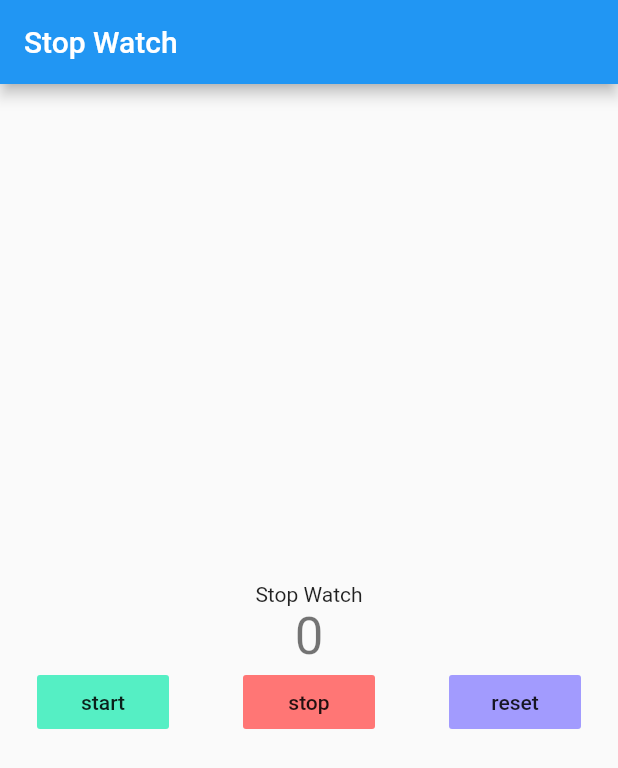
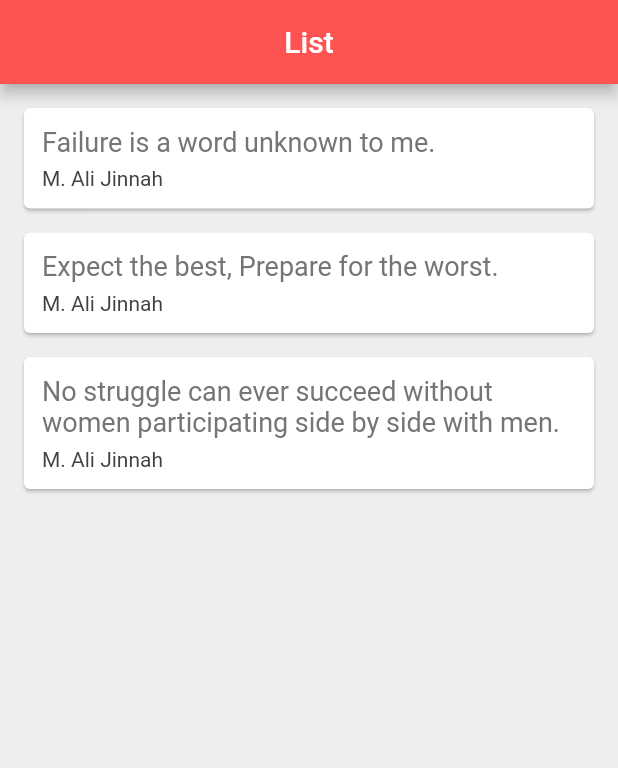
Before and after one commit to hafizmuhammadshoaib/Flutter_Learning, a Flutter app: the screen it shows after launch, on a phone screen of 412 x 824 dp. Shown: the top 768 px of the screen. Run offline on Flutter 3.47's test engine with Material 2 defaults, Android fonts, the phone set to English and light mode, and no system bars.

Commit message:
reusabale widget

```diff
--- a/lib/main.dart
+++ b/lib/main.dart
@@ -1,148 +1,43 @@
-import 'dart:async';
-
+import 'package:first_project/qoute.dart';
+import 'package:first_project/quote_card.dart';
 import 'package:flutter/material.dart';
 
-void main() => runApp(MyApp());
+void main() => runApp(MaterialApp(
+      home: DataList(),
+    ));
 
-class MyApp extends StatelessWidget {
-  // This widget is the root of your application.
+class DataList extends StatefulWidget {
+  @override
+  _DataList createState() => _DataList();
+}
+
+class _DataList extends State<DataList> {
+  List<Quote> data = [
+    Quote(text: "Failure is a word unknown to me.", author: "M. Ali Jinnah"),
+    Quote(
+        text: "Expect the best, Prepare for the worst.",
+        author: "M. Ali Jinnah"),
+    Quote(
+        text:
+            "No struggle can ever succeed without women participating side by side with men.",
+        author: "M. Ali Jinnah"),
+  ];
+
   @override
   Widget build(BuildContext context) {
-    return MaterialApp(
-      title: 'Flutter Demo',
-      theme: ThemeData(
-        // This is the theme of your application.
-        //
-        // Try running your application with "flutter run". You'll see the
-        // application has a blue toolbar. Then, without quitting the app, try
-        // changing the primarySwatch below to Colors.green and then invoke
-        // "hot reload" (press "r" in the console where you ran "flutter run",
-        // or simply save your changes to "hot reload" in a Flutter IDE).
-        // Notice that the counter didn't reset back to zero; the application
-        // is not restarted.
-        primarySwatch: Colors.blue,
+    return Scaffold(
+      backgroundColor: Colors.grey[200],
+      appBar: AppBar(
+        title: Text('List'),
+        centerTitle: true,
+        backgroundColor: Colors.redAccent,
       ),
-      home: MyHomePage(title: 'Stop Watch'),
+      body: Column(
+          children: data
+              .map((v) => QuoteCard(
+                    quote: v,
+                  ))
+              .toList()),
     );
   }
 }
-
-class MyHomePage extends StatefulWidget {
-  MyHomePage({Key key, this.title}) : super(key: key);
-
-  // This widget is the home page of your application. It is stateful, meaning
-  // that it has a State object (defined below) that contains fields that affect
-  // how it looks.
-
-  // This class is the configuration for the state. It holds the values (in this
-  // case the title) provided by the parent (in this case the App widget) and
-  // used by the build method of the State. Fields in a Widget subclass are
-  // always marked "final".
-
-  final String title;
-
-  @override
-  _MyHomePageState createState() => _MyHomePageState();
-}
-
-class _MyHomePageState extends State<MyHomePage> {
-  int _counter = 0;
-  Timer timer = null;
-  void startTimer() {
-    if (timer == null || !timer.isActive)
-      timer = Timer.periodic(new Duration(seconds: 1), (timer) {
-        setState(() {
-          _counter++;
-        });
-      });
-  }
-
-  void resetTimer() {
-    setState(() {
-      _counter = 0;
-    });
-  }
-
-  void stopTimer() {
-    timer.cancel();
-  }
-
-  @override
-  Widget build(BuildContext context) {
-    // This method is rerun every time setState is called, for instance as done
-    // by the startTimer method above.
-    //
-    // The Flutter framework has been optimized to make rerunning build methods
-    // fast, so that you can just rebuild anything that needs updating rather
-    // than having to individually change instances of widgets.
-    return Scaffold(
-      appBar: AppBar(
-        // Here we take the value from the MyHomePage object that was created by
-        // the App.build method, and use it to set our appbar title.
-        title: Text(widget.title),
-      ),
-      body: Center(
-        // Center is a layout widget. It takes a single child and positions it
-        // in the middle of the parent.
-        child: Column(
-          // Column is also a layout widget. It takes a list of children and
-          // arranges them vertically. By default, it sizes itself to fit its
-          // children horizontally, and tries to be as tall as its parent.
-          //
-          // Invoke "debug painting" (press "p" in the console, choose the
-          // "Toggle Debug Paint" action from the Flutter Inspector in Android
-          // Studio, or the "Toggle Debug Paint" command in Visual Studio Code)
-          // to see the wireframe for each widget.
-          //
-          // Column has various properties to control how it sizes itself and
-          // how it positions its children. Here we use mainAxisAlignment to
-          // center the children vertically; the main axis here is the vertical
-          // axis because Columns are vertical (the cross axis would be
-          // horizontal).
-          mainAxisAlignment: MainAxisAlignment.center,
-          children: <Widget>[
-            Text(
-              'Stop Watch',
-            ),
-            Text(
-              '$_counter',
-              style: Theme.of(context).textTheme.display1,
-            ),
-            Row(
-              mainAxisAlignment: MainAxisAlignment.spaceAround,
-              children: <Widget>[
-                FlatButton(
-                  color: Color.fromRGBO(85, 239, 196, 1.0),
-                  onPressed: () {
-                    startTimer();
-                  },
-                  child: Text('start'),
-                ),
-                FlatButton(
-                  color: Color.fromRGBO(255, 118, 117, 1.0),
-                  onPressed: () {
-                    stopTimer();
-                  },
-                  child: Text('stop'),
-                ),
-                FlatButton(
-                  color: Color.fromRGBO(162, 155, 254, 1.0),
-                  onPressed: () {
-                    resetTimer();
-                  },
-                  child: Text('reset'),
-                ),
-              ],
-            )
-          ],
-        ),
-      ),
-
-      // floatingActionButton: FloatingActionButton(
-      //   onPressed: _incrementCounter,
-      //   tooltip: 'Increment',
-      //   child: Icon(Icons.add),
-      // ), // This trailing comma makes auto-formatting nicer for build methods.
-    );
-  }
-}
--- /dev/null
+++ b/lib/qoute.dart
@@ -0,0 +1,6 @@
+class Quote {
+  String text;
+  String author;
+
+  Quote({this.text, this.author});
+}
--- /dev/null
+++ b/lib/quote_card.dart
@@ -0,0 +1,27 @@
+import 'package:first_project/qoute.dart';
+import 'package:flutter/material.dart';
+
+class QuoteCard extends StatelessWidget {
+  final Quote quote;
+  QuoteCard({this.quote});
+  @override
+  Widget build(BuildContext context) {
+    return Card(
+        margin: const EdgeInsets.fromLTRB(16.0, 16.0, 16.0, 0),
+        child: Padding(
+          padding: const EdgeInsets.all(12.0),
+          child: Column(
+            crossAxisAlignment: CrossAxisAlignment.stretch,
+            children: <Widget>[
+              Text(quote.text,
+                  style: TextStyle(fontSize: 18.0, color: Colors.grey[600])),
+              SizedBox(
+                height: 6.0,
+              ),
+              Text(quote.author,
+                  style: TextStyle(fontSize: 14.0, color: Colors.grey[800]))
+            ],
+          ),
+        ));
+  }
+}
```
